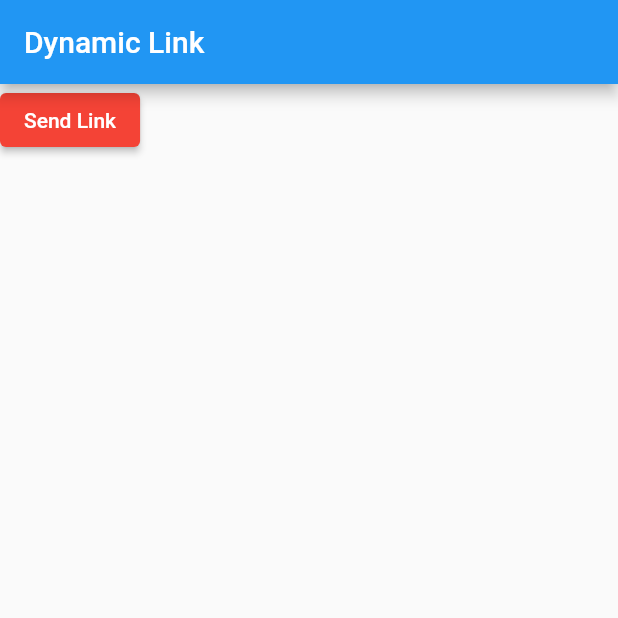
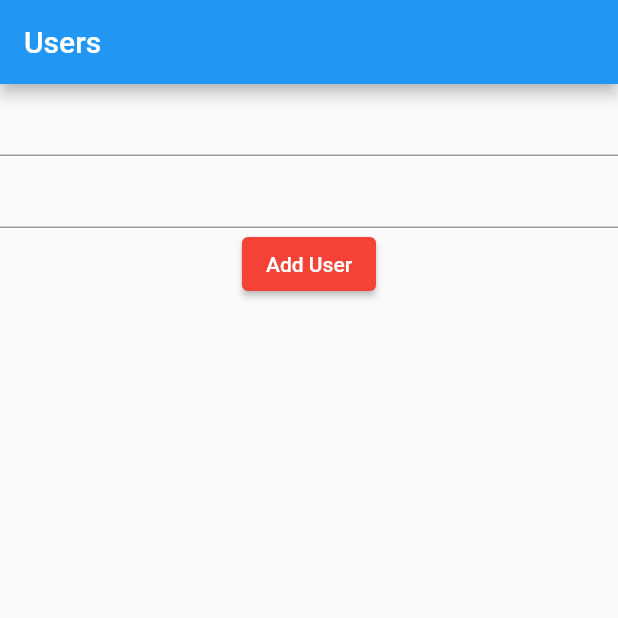
Before and after one commit to edugaon-tech/flutter_2.0, a Flutter app: the screen it shows after launch, on a phone screen of 412 x 824 dp, the top half of it. Run offline on Flutter 3.47's test engine with Material 3 defaults, Android fonts, the phone set to English and light mode, and no system bars; our stand-ins replace cloud_firestore, firebase_auth, firebase_core, firebase_dynamic_links, firebase_messaging, firebase_storage and 6 more; accounts and stored records are empty; network calls fail.

Commit message:
update put

```diff
--- /dev/null
+++ b/lib/apis/reqres_screen.dart
@@ -0,0 +1,87 @@
+import 'package:flutter/material.dart';
+import 'package:flutter_learn_bipul/apis/reqres_api_services.dart';
+import 'package:flutter_learn_bipul/apis/update_user_screen.dart';
+import 'package:flutter_learn_bipul/apis/users_model.dart';
+import 'package:fluttertoast/fluttertoast.dart';
+
+class ReqresScreen extends StatelessWidget {
+  ReqresScreen({super.key});
+
+  var nameController = TextEditingController();
+  var jobController = TextEditingController();
+
+  @override
+  Widget build(BuildContext context) {
+    return Scaffold(
+        appBar: AppBar(
+          title: Text("Users"),
+        ),
+        body: Column(
+          children: [
+            TextFormField(
+              controller: nameController,
+            ),
+            TextFormField(
+              controller: jobController,
+            ),
+            ElevatedButton(
+                onPressed: () async {
+                  var isCreated = await ReqresApiServices()
+                      .addNewUser(nameController.text, jobController.text);
+                  if (isCreated) {
+                    Fluttertoast.showToast(msg: "User created successfully");
+                  } else {
+                    Fluttertoast.showToast(
+                        msg: "User not created successfully");
+                  }
+                },
+                child: Text("Add User")),
+            Expanded(
+              child: FutureBuilder(
+                  future: ReqresApiServices().getUsers(),
+                  builder: (_, snap) {
+                    var data = snap.data ?? List<UserData>.empty();
+                    return ListView.builder(
+                        itemCount: data.length,
+                        itemBuilder: (_, index) {
+                          return InkWell(
+                            onTap: (){
+                              Navigator.push(context, MaterialPageRoute(builder: (_)=>UpdateUserScreen(id: data[index].id.toString(),data: data[index],)));
+                            },
+                            child: Card(
+                              child: Row(
+                                children: [
+                                  SizedBox(
+                                    child: ClipRRect(
+                                      child: Image.network(
+                                        data[index].avatar ?? "",
+                                        height: 150,
+                                        width: 150,
+                                      ),
+                                      borderRadius: BorderRadius.circular(75),
+                                    ),
+                                  ),
+                                  Expanded(
+                                      child: Padding(
+                                    padding: const EdgeInsets.all(8.0),
+                                    child: Column(
+                                      crossAxisAlignment:
+                                          CrossAxisAlignment.start,
+                                      children: [
+                                        Text(data[index].firstName.toString()),
+                                        Text(data[index].lastName.toString()),
+                                        Text(data[index].email.toString()),
+                                      ],
+                                    ),
+                                  ))
+                                ],
+                              ),
+                            ),
+                          );
+                        });
+                  }),
+            )
+          ],
+        ));
+  }
+}
--- /dev/null
+++ b/lib/apis/users_model.dart
@@ -0,0 +1,98 @@
+// To parse this JSON data, do
+//
+//     final usersModel = usersModelFromJson(jsonString);
+
+import 'dart:convert';
+
+UsersModel usersModelFromJson(String str) => UsersModel.fromJson(json.decode(str));
+
+String usersModelToJson(UsersModel data) => json.encode(data.toJson());
+
+class UsersModel {
+  int? page;
+  int? perPage;
+  int? total;
+  int? totalPages;
+  List<UserData>? data;
+  Support? support;
+
+  UsersModel({
+    this.page,
+    this.perPage,
+    this.total,
+    this.totalPages,
+    this.data,
+    this.support,
+  });
+
+
+  factory UsersModel.fromJson(Map<String, dynamic> json) => UsersModel(
+    page: json["page"],
+    perPage: json["per_page"],
+    total: json["total"],
+    totalPages: json["total_pages"],
+    data: json["data"] == null ? [] : List<UserData>.from(json["data"]!.map((x) => UserData.fromJson(x))),
+    support: json["support"] == null ? null : Support.fromJson(json["support"]),
+  );
+
+  Map<String, dynamic> toJson() => {
+    "page": page,
+    "per_page": perPage,
+    "total": total,
+    "total_pages": totalPages,
+    "data": data == null ? [] : List<dynamic>.from(data!.map((x) => x.toJson())),
+    "support": support?.toJson(),
+  };
+}
+
+class UserData {
+  int? id;
+  String? email;
+  String? firstName;
+  String? lastName;
+  String? avatar;
+
+  UserData({
+    this.id,
+    this.email,
+    this.firstName,
+    this.lastName,
+    this.avatar,
+  });
+
+  factory UserData.fromJson(Map<String, dynamic> json) => UserData(
+    id: json["id"],
+    email: json["email"],
+    firstName: json["first_name"],
+    lastName: json["last_name"],
+    avatar: json["avatar"],
+  );
+
+  Map<String, dynamic> toJson() => {
+    "id": id,
+    "email": email,
+    "first_name": firstName,
+    "last_name": lastName,
+    "avatar": avatar,
+  };
+}
+
+class Support {
+  String? url;
+  String? text;
+
+  Support({
+    this.url,
+    this.text,
+  });
+
+  factory Support.fromJson(Map<String, dynamic> json) => Support(
+    url: json["url"],
+    text: json["text"],
+  );
+
+  Map<String, dynamic> toJson() => {
+    "url": url,
+    "text": text,
+  };
+}
--- a/lib/main.dart
+++ b/lib/main.dart
@@ -8,6 +8,7 @@ import 'package:flutter_learn_bipul/firebase_options.dart';
 import 'package:flutter_learn_bipul/second_screen.dart';
 import 'package:flutter_learn_bipul/users/user_provider.dart';
 import 'package:provider/provider.dart';
+import 'apis/reqres_screen.dart';
 import 'firebase/dynamic_link/dynamic_link_screen.dart';
 import 'firebase/notification/notification_screen.dart';
 import 'learn/app_link/app_link_screen.dart';
@@ -59,7 +60,7 @@ class MyApp extends StatelessWidget {
           useMaterial3: false,
           elevatedButtonTheme: ElevatedButtonThemeData(
               style: ElevatedButton.styleFrom(backgroundColor: Colors.red))),
-      home: DynamicLinkScreen(),
+      home: ReqresScreen(),
     );
   }
 }
```
Also changed, not shown: lib/apis/reqres_api_services.dart (added, +47 -0 lines), lib/apis/update_user_screen.dart (added, +59 -0 lines), pubspec.lock, 1 other file.
